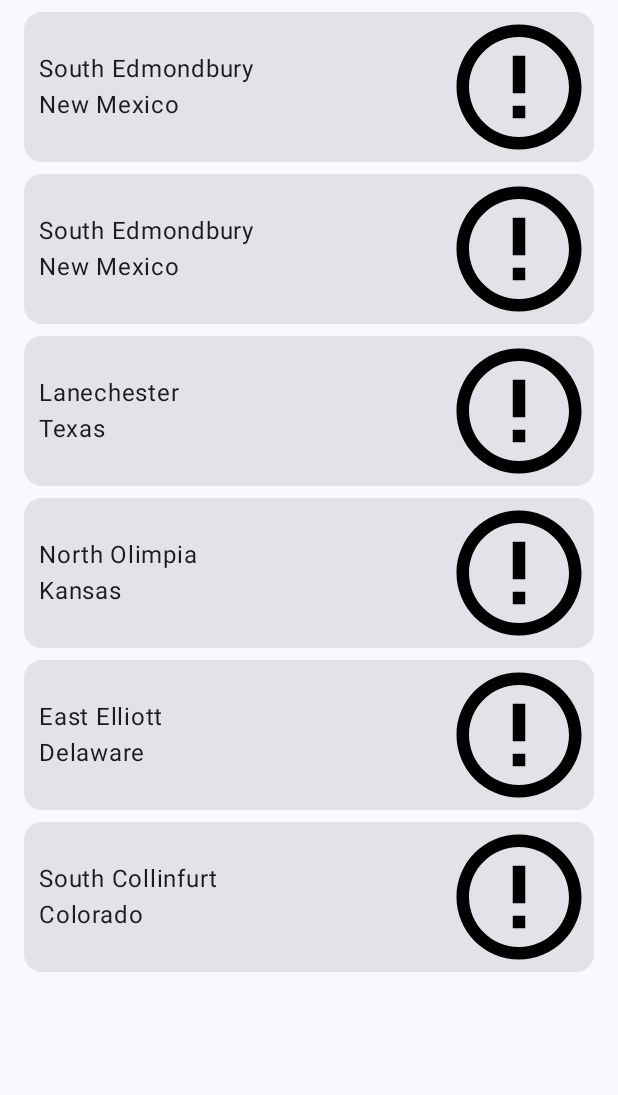
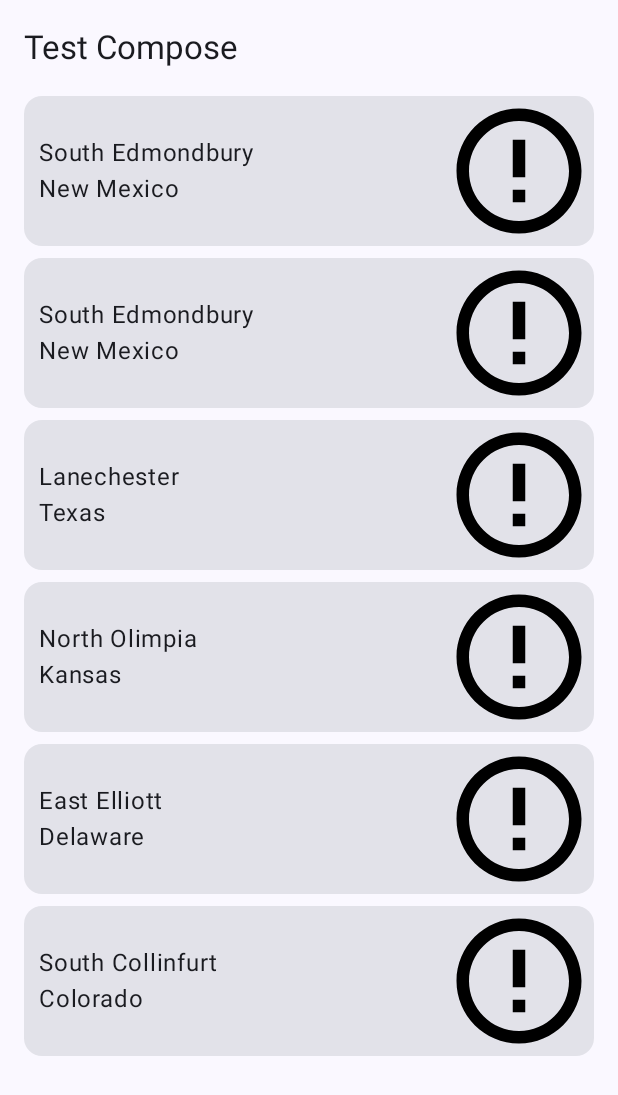
Before and after one commit to deive/test_compose, an Android app built with Jetpack Compose: the screen it shows after launch (MainActivity), on a phone screen of 412 x 824 dp. Shown: the top 1095 px of the screen. Run offline under Robolectric (Android 15) with nearby library versions, the phone set to English and light mode, and no system bars; pictures from the network do not load.

```diff
--- a/app/build.gradle
+++ b/app/build.gradle
@@ -55,17 +55,18 @@ dependencies {
     implementation "androidx.compose.ui:ui-tooling-preview:$compose_version"
     implementation 'androidx.lifecycle:lifecycle-runtime-ktx:2.4.1'
     implementation 'androidx.activity:activity-compose:1.4.0'
+    implementation 'androidx.navigation:navigation-compose:2.5.0-rc01'
 
     implementation "io.ktor:ktor-client-cio:$ktor_version"
     implementation "io.ktor:ktor-client-content-negotiation:$ktor_version"
     implementation "io.ktor:ktor-serialization-kotlinx-json:$ktor_version"
+    implementation("io.coil-kt:coil-compose:2.1.0")
 
-    implementation("io.coil-kt:coil-compose:2.1.0")
+    debugImplementation "androidx.compose.ui:ui-tooling:$compose_version"
+    debugImplementation "androidx.compose.ui:ui-test-manifest:$compose_version"
 
     testImplementation 'junit:junit:4.13.2'
     androidTestImplementation 'androidx.test.ext:junit:1.1.3'
     androidTestImplementation 'androidx.test.espresso:espresso-core:3.4.0'
     androidTestImplementation "androidx.compose.ui:ui-test-junit4:$compose_version"
-    debugImplementation "androidx.compose.ui:ui-tooling:$compose_version"
-    debugImplementation "androidx.compose.ui:ui-test-manifest:$compose_version"
 }
--- /dev/null
+++ b/app/src/main/java/uk/rigly/deive/testcompose/App.kt
@@ -0,0 +1,59 @@
+package uk.rigly.deive.testcompose
+
+import androidx.compose.foundation.layout.Box
+import androidx.compose.foundation.layout.Row
+import androidx.compose.foundation.layout.fillMaxSize
+import androidx.compose.foundation.layout.padding
+import androidx.compose.material3.ExperimentalMaterial3Api
+import androidx.compose.material3.Scaffold
+import androidx.compose.material3.SmallTopAppBar
+import androidx.compose.material3.Text
+import androidx.compose.runtime.Composable
+import androidx.compose.ui.Modifier
+import androidx.compose.ui.platform.textInputServiceFactory
+import androidx.compose.ui.res.stringResource
+import androidx.navigation.NavDestinationBuilder
+import androidx.navigation.compose.ComposeNavigator
+import androidx.navigation.compose.NavHost
+import androidx.navigation.compose.rememberNavController
+import androidx.navigation.get
+import uk.rigly.deive.testcompose.address.AddressItemList
+import uk.rigly.deive.testcompose.address.testAddressList
+import uk.rigly.deive.testcompose.ui.theme.TestComposeTheme
+
+@Composable
+fun App() {
+    TestComposeTheme {
+        val navController = rememberNavController()
+        NavHost(navController, Screens.AddressItemList.route) {
+            addDestination(
+                ComposeNavigator.Destination(provider[ComposeNavigator::class]) {
+                    ListScreen()
+                }.apply { route = Screens.AddressItemList.route }
+            )
+        }
+    }
+}
+
+enum class Screens(val route: String) {
+    AddressItemList("list")
+}
+
+@OptIn(ExperimentalMaterial3Api::class)
+@Composable
+fun ListScreen() {
+    Scaffold(
+        topBar = {
+            SmallTopAppBar(
+                title = { Text(text = stringResource(id = R.string.app_name)) }
+            )
+        }
+    ) { padding ->
+        Box(modifier = Modifier
+            .padding(padding)) {
+            AddressItemList(
+                testAddressList()
+            )
+        }
+    }
+}
--- a/app/src/main/java/uk/rigly/deive/testcompose/MainActivity.kt
+++ b/app/src/main/java/uk/rigly/deive/testcompose/MainActivity.kt
@@ -6,6 +6,7 @@ import androidx.activity.compose.setContent
 import androidx.compose.foundation.layout.Row
 import androidx.compose.foundation.layout.fillMaxSize
 import androidx.compose.foundation.layout.padding
+import androidx.compose.material3.ExperimentalMaterial3Api
 import androidx.compose.material3.MaterialTheme
 import androidx.compose.material3.Surface
 import androidx.compose.material3.Text
@@ -22,19 +23,7 @@ class MainActivity : ComponentActivity() {
     override fun onCreate(savedInstanceState: Bundle?) {
         super.onCreate(savedInstanceState)
         setContent {
-            TestComposeTheme {
-                // A surface container using the 'background' color from the theme
-                Surface(
-                    modifier = Modifier.fillMaxSize(),
-                    color = MaterialTheme.colorScheme.background
-                ) {
-                    Row(modifier = Modifier.padding(horizontal = 16.dp, vertical = 8.dp)) {
-                        AddressItemList(
-                            testAddressList()
-                        )
-                    }
-                }
-            }
+            App()
         }
     }
 }
--- a/app/src/main/java/uk/rigly/deive/testcompose/address/AddressItem.kt
+++ b/app/src/main/java/uk/rigly/deive/testcompose/address/AddressItem.kt
@@ -28,7 +28,10 @@ data class AddressItem(
 
 @Composable
 fun AddressItemList(data: List<AddressItem>) {
-    LazyColumn(verticalArrangement = Arrangement.spacedBy(8.dp)) {
+    LazyColumn(
+        modifier = Modifier.padding(horizontal = 16.dp),
+        verticalArrangement = Arrangement.spacedBy(8.dp),
+    ) {
         items(data.size) { index ->
             AddressItem(data[index])
         }
@@ -70,6 +73,7 @@ fun AddressItem(item: AddressItem) {
     }
 }
 
+@ExperimentalMaterial3Api
 @Preview(showBackground = true)
 @Composable
 fun DefaultPreview() {
@@ -80,6 +84,7 @@ fun DefaultPreview() {
     }
 }
 
+// From https://random-data-api.com/api/address/random_address
 fun testAddressList() = listOf(
     AddressItem(1, 47.52466, -122.31339,
         "South Edmondbury",
--- a/app/src/main/java/uk/rigly/deive/testcompose/ui/theme/Theme.kt
+++ b/app/src/main/java/uk/rigly/deive/testcompose/ui/theme/Theme.kt
@@ -3,18 +3,12 @@ package uk.rigly.deive.testcompose.ui.theme
 import android.app.Activity
 import android.os.Build
 import androidx.compose.foundation.isSystemInDarkTheme
-import androidx.compose.material3.MaterialTheme
-import androidx.compose.material3.darkColorScheme
-import androidx.compose.material3.dynamicDarkColorScheme
-import androidx.compose.material3.dynamicLightColorScheme
-import androidx.compose.material3.lightColorScheme
+import androidx.compose.material3.*
 import androidx.compose.runtime.Composable
 import androidx.compose.runtime.SideEffect
 import androidx.compose.ui.graphics.toArgb
 import androidx.compose.ui.platform.LocalContext
 import androidx.compose.ui.platform.LocalView
-import androidx.compose.ui.platform.LocalWindowInfo
-import androidx.core.view.ViewCompat
 import androidx.core.view.WindowCompat
 
 private val DarkColorScheme = darkColorScheme(
@@ -54,13 +48,15 @@ fun TestComposeTheme(
         darkTheme -> DarkColorScheme
         else -> LightColorScheme
     }
-//    val view = LocalView.current
-//    if (!view.isInEditMode) {
-//        SideEffect {
-//            (view.context as Activity).window.statusBarColor = colorScheme.primary.toArgb()
-//            WindowCompat.getInsetsController(view.windowId, view)?. isAppearanceLightStatusBars = darkTheme
-//        }
-//    }
+    val view = LocalView.current
+    if (!view.isInEditMode) {
+        SideEffect {
+            (view.context as? Activity?)?.let {
+                it.window.statusBarColor = colorScheme.primary.toArgb()
+                WindowCompat.getInsetsController(it.window, view).isAppearanceLightStatusBars = darkTheme
+            }
+        }
+    }
 
     MaterialTheme(
         colorScheme = colorScheme,
```
